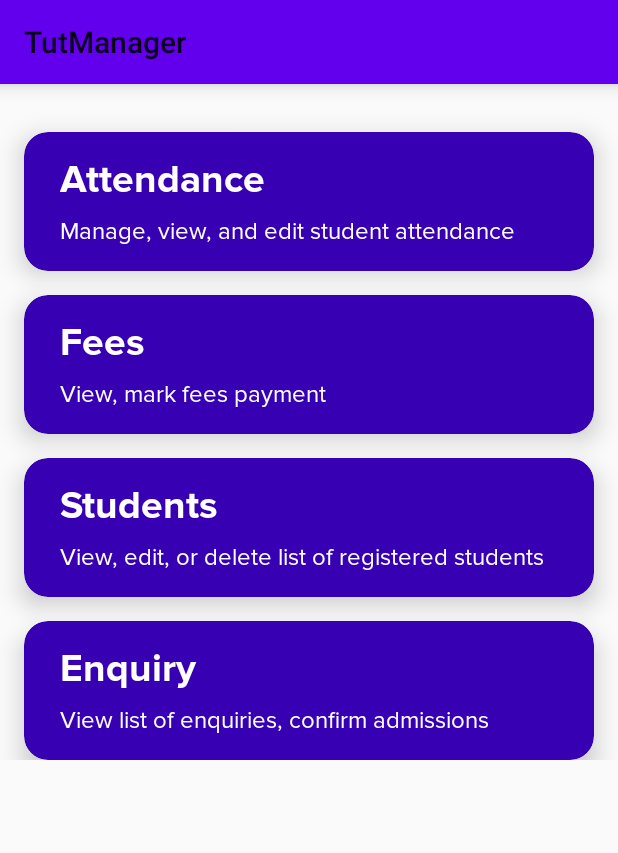
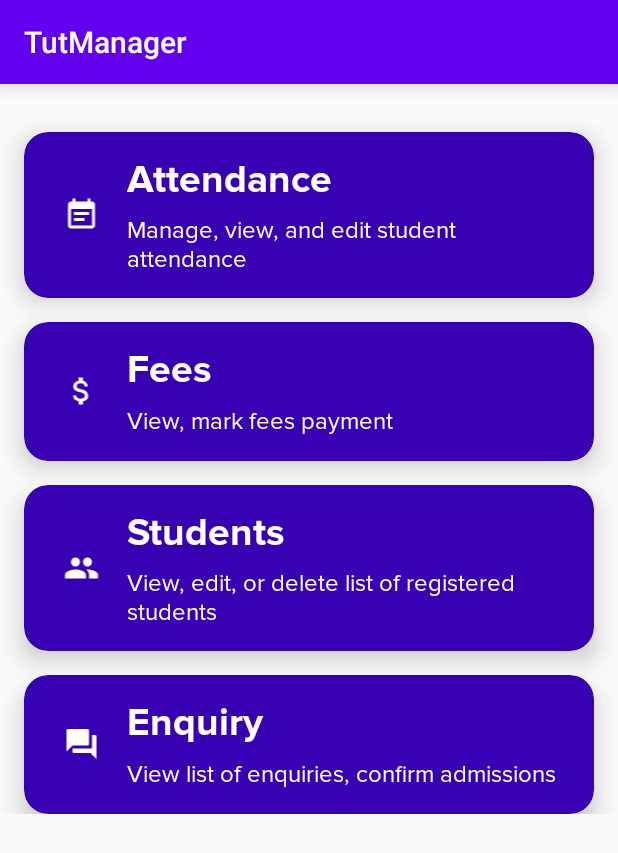
Before and after one commit to ManthanLaad/TutManager, an Android app: the screen it shows after launch (MainActivity), on a phone screen of 412 x 824 dp. Shown: the top 853 px of the screen. Run offline under Robolectric (Android 15) with nearby library versions, the phone set to English and light mode, and no system bars.

Commit message:
added icons on main layout

```diff
--- a/app/src/main/java/com/schari/tutmanager/EnquiryActivity.java
+++ b/app/src/main/java/com/schari/tutmanager/EnquiryActivity.java
@@ -1,6 +1,7 @@
 package com.schari.tutmanager;
 
 import androidx.appcompat.app.AppCompatActivity;
+import androidx.appcompat.widget.Toolbar;
 
 import android.os.Bundle;
 
@@ -10,5 +11,11 @@ public class EnquiryActivity extends AppCompatActivity {
     protected void onCreate(Bundle savedInstanceState) {
         super.onCreate(savedInstanceState);
         setContentView(R.layout.activity_enquiry);
+
+        Toolbar toolbar = findViewById(R.id.enquiry_toolbar);
+        setSupportActionBar(toolbar);
+        if (getSupportActionBar() != null) {
+            getSupportActionBar().setTitle("Enquiry");
+        }
     }
 }
--- /dev/null
+++ b/app/src/main/res/drawable/attendance_icon.xml
@@ -0,0 +1,5 @@
+<vector android:height="24dp" android:tint="#FFFFFF"
+    android:viewportHeight="24" android:viewportWidth="24"
+    android:width="24dp" xmlns:android="http://schemas.android.com/apk/res/android">
+    <path android:fillColor="@android:color/white" android:pathData="M17,10L7,10v2h10v-2zM19,3h-1L18,1h-2v2L8,3L8,1L6,1v2L5,3c-1.11,0 -1.99,0.9 -1.99,2L3,19c0,1.1 0.89,2 2,2h14c1.1,0 2,-0.9 2,-2L21,5c0,-1.1 -0.9,-2 -2,-2zM19,19L5,19L5,8h14v11zM14,14L7,14v2h7v-2z"/>
+</vector>
--- /dev/null
+++ b/app/src/main/res/drawable/enquiry_icon.xml
@@ -0,0 +1,5 @@
+<vector android:height="24dp" android:tint="#FFFFFF"
+    android:viewportHeight="24" android:viewportWidth="24"
+    android:width="24dp" xmlns:android="http://schemas.android.com/apk/res/android">
+    <path android:fillColor="@android:color/white" android:pathData="M21,6h-2v9L6,15v2c0,0.55 0.45,1 1,1h11l4,4L22,7c0,-0.55 -0.45,-1 -1,-1zM17,12L17,3c0,-0.55 -0.45,-1 -1,-1L3,2c-0.55,0 -1,0.45 -1,1v14l4,-4h10c0.55,0 1,-0.45 1,-1z"/>
+</vector>
--- /dev/null
+++ b/app/src/main/res/drawable/fees_icon.xml
@@ -0,0 +1,5 @@
+<vector android:height="24dp" android:tint="#FFFFFF"
+    android:viewportHeight="24" android:viewportWidth="24"
+    android:width="24dp" xmlns:android="http://schemas.android.com/apk/res/android">
+    <path android:fillColor="@android:color/white" android:pathData="M11.8,10.9c-2.27,-0.59 -3,-1.2 -3,-2.15 0,-1.09 1.01,-1.85 2.7,-1.85 1.78,0 2.44,0.85 2.5,2.1h2.21c-0.07,-1.72 -1.12,-3.3 -3.21,-3.81V3h-3v2.16c-1.94,0.42 -3.5,1.68 -3.5,3.61 0,2.31 1.91,3.46 4.7,4.13 2.5,0.6 3,1.48 3,2.41 0,0.69 -0.49,1.79 -2.7,1.79 -2.06,0 -2.87,-0.92 -2.98,-2.1h-2.2c0.12,2.19 1.76,3.42 3.68,3.83V21h3v-2.15c1.95,-0.37 3.5,-1.5 3.5,-3.55 0,-2.84 -2.43,-3.81 -4.7,-4.4z"/>
+</vector>
--- /dev/null
+++ b/app/src/main/res/drawable/studens_icon.xml
@@ -0,0 +1,5 @@
+<vector android:height="24dp" android:tint="#FFFFFF"
+    android:viewportHeight="24" android:viewportWidth="24"
+    android:width="24dp" xmlns:android="http://schemas.android.com/apk/res/android">
+    <path android:fillColor="@android:color/white" android:pathData="M16,11c1.66,0 2.99,-1.34 2.99,-3S17.66,5 16,5c-1.66,0 -3,1.34 -3,3s1.34,3 3,3zM8,11c1.66,0 2.99,-1.34 2.99,-3S9.66,5 8,5C6.34,5 5,6.34 5,8s1.34,3 3,3zM8,13c-2.33,0 -7,1.17 -7,3.5L1,19h14v-2.5c0,-2.33 -4.67,-3.5 -7,-3.5zM16,13c-0.29,0 -0.62,0.02 -0.97,0.05 1.16,0.84 1.97,1.97 1.97,3.45L17,19h6v-2.5c0,-2.33 -4.67,-3.5 -7,-3.5z"/>
+</vector>
--- a/app/src/main/res/layout/activity_enquiry.xml
+++ b/app/src/main/res/layout/activity_enquiry.xml
@@ -6,4 +6,26 @@
     android:layout_height="match_parent"
     tools:context=".EnquiryActivity">
 
+    <include
+        android:id="@+id/enquiry_toolbar"
+        layout="@layout/toolbar"
+        app:layout_constraintEnd_toEndOf="parent"
+        app:layout_constraintStart_toStartOf="parent"
+        app:layout_constraintTop_toTopOf="parent" />
+
+    <TextView
+        android:id="@+id/no_enquiry_textview"
+        android:layout_width="wrap_content"
+        android:layout_height="wrap_content"
+        android:fontFamily="@font/pn_bold"
+        android:text="@string/no_enquiry_text"
+        android:textColor="@color/colorDarkGrey"
+        android:textSize="@dimen/text_medium"
+        android:visibility="invisible"
+        app:layout_constraintBottom_toBottomOf="parent"
+        app:layout_constraintEnd_toEndOf="parent"
+        app:layout_constraintHorizontal_bias="0.5"
+        app:layout_constraintStart_toStartOf="parent"
+        app:layout_constraintTop_toTopOf="parent" />
+
 </androidx.constraintlayout.widget.ConstraintLayout>
--- a/app/src/main/res/layout/activity_main.xml
+++ b/app/src/main/res/layout/activity_main.xml
@@ -9,7 +9,7 @@
 
     <include
         android:id="@+id/main_toolbar"
-        layout="@layout/toolbar"/>
+        layout="@layout/toolbar" />
 
     <androidx.core.widget.NestedScrollView
         android:layout_width="match_parent"
@@ -17,11 +17,11 @@
         android:fillViewport="true">
 
         <androidx.constraintlayout.widget.ConstraintLayout
-            android:paddingTop="@dimen/dimen16"
-            android:paddingBottom="@dimen/dimen16"
             android:layout_width="match_parent"
             android:layout_height="match_parent"
-            android:orientation="vertical">
+            android:orientation="vertical"
+            android:paddingTop="@dimen/dimen16"
+            android:paddingBottom="@dimen/dimen16">
 
             <androidx.cardview.widget.CardView
                 android:id="@+id/attendance_card"
@@ -46,6 +46,20 @@
                     android:layout_height="match_parent"
                     android:layout_marginStart="@dimen/dimen16"
                     android:layout_marginEnd="@dimen/dimen16"
+                    android:orientation="horizontal">
+
+                    <ImageView
+                        android:layout_width="0dp"
+                        android:layout_height="wrap_content"
+                        android:layout_gravity="center"
+                        android:layout_weight="1"
+                        android:src="@drawable/attendance_icon" />
+
+                    <LinearLayout
+                        android:layout_width="0dp"
+                        android:layout_height="wrap_content"
+                        android:layout_marginStart="@dimen/dimen16"
+                        android:layout_weight="10"
                         android:orientation="vertical">
 
                         <TextView
@@ -67,6 +81,9 @@
                             android:textColor="#fff"
                             android:textSize="@dimen/text_small" />
                     </LinearLayout>
+
+                </LinearLayout>
+
             </androidx.cardview.widget.CardView>
 
             <androidx.cardview.widget.CardView
@@ -92,6 +109,20 @@
                     android:layout_height="match_parent"
                     android:layout_marginStart="@dimen/dimen16"
                     android:layout_marginEnd="@dimen/dimen16"
+                    android:orientation="horizontal">
+
+                    <ImageView
+                        android:layout_width="0dp"
+                        android:layout_height="wrap_content"
+                        android:layout_gravity="center"
+                        android:layout_weight="1"
+                        android:src="@drawable/fees_icon" />
+
+                    <LinearLayout
+                        android:layout_width="0dp"
+                        android:layout_height="wrap_content"
+                        android:layout_marginStart="@dimen/dimen16"
+                        android:layout_weight="10"
                         android:orientation="vertical">
 
                         <TextView
@@ -110,6 +141,8 @@
                             android:text="@string/fees_info"
                             android:textColor="#fff"
                             android:textSize="@dimen/text_small" />
+
+                    </LinearLayout>
 
                 </LinearLayout>
 
@@ -133,11 +166,26 @@
                 app:layout_constraintStart_toStartOf="parent"
                 app:layout_constraintTop_toBottomOf="@+id/fees_card">
 
+
                 <LinearLayout
                     android:layout_width="match_parent"
                     android:layout_height="match_parent"
                     android:layout_marginStart="@dimen/dimen16"
                     android:layout_marginEnd="@dimen/dimen16"
+                    android:orientation="horizontal">
+
+                    <ImageView
+                        android:layout_width="0dp"
+                        android:layout_height="wrap_content"
+                        android:layout_gravity="center"
+                        android:layout_weight="1"
+                        android:src="@drawable/studens_icon" />
+
+                    <LinearLayout
+                        android:layout_width="0dp"
+                        android:layout_height="wrap_content"
+                        android:layout_marginStart="@dimen/dimen16"
+                        android:layout_weight="10"
                         android:orientation="vertical">
 
                         <TextView
@@ -156,6 +204,8 @@
                             android:text="@string/student_info"
                             android:textColor="#fff"
                             android:textSize="@dimen/text_small" />
+
+                    </LinearLayout>
 
                 </LinearLayout>
 
@@ -184,6 +234,20 @@
                     android:layout_height="match_parent"
                     android:layout_marginStart="@dimen/dimen16"
                     android:layout_marginEnd="@dimen/dimen16"
+                    android:orientation="horizontal">
+
+                    <ImageView
+                        android:layout_width="0dp"
+                        android:layout_height="wrap_content"
+                        android:layout_gravity="center"
+                        android:layout_weight="1"
+                        android:src="@drawable/enquiry_icon" />
+
+                    <LinearLayout
+                        android:layout_width="0dp"
+                        android:layout_height="wrap_content"
+                        android:layout_marginStart="@dimen/dimen16"
+                        android:layout_weight="10"
                         android:orientation="vertical">
 
                         <TextView
@@ -205,6 +269,8 @@
 
                     </LinearLayout>
 
+                </LinearLayout>
+
             </androidx.cardview.widget.CardView>
 
         </androidx.constraintlayout.widget.ConstraintLayout>
--- a/app/src/main/res/layout/toolbar.xml
+++ b/app/src/main/res/layout/toolbar.xml
@@ -4,5 +4,6 @@
     android:layout_width="match_parent"
     android:layout_height="?actionBarSize"
     android:background="@color/colorPrimary"
+    android:theme="@style/ThemeOverlay.AppCompat.Dark.ActionBar"
     android:fitsSystemWindows="true"
     android:elevation="8dp"/>
--- a/app/src/main/res/values/colors.xml
+++ b/app/src/main/res/values/colors.xml
@@ -3,4 +3,9 @@
     <color name="colorPrimary">#6200EE</color>
     <color name="colorPrimaryDark">#3700B3</color>
     <color name="colorAccent">#03DAC5</color>
+    <color name="colorWhite">#fff</color>
+    <color name="colorBlack">#000</color>
+    <color name="colorLightGrey">#dddddd</color>
+    <color name="colorDarkGrey">#959494</color>
+    <color name="colorTransparent">@android:color/transparent</color>
 </resources>
--- a/app/src/main/res/values/strings.xml
+++ b/app/src/main/res/values/strings.xml
@@ -8,4 +8,8 @@
     <string name="student_info">View, edit, or delete list of registered students</string>
     <string name="fees_info">View, mark fees payment</string>
     <string name="enquiry_info">View list of enquiries, confirm admissions</string>
+    <string name="no_enquiry_text">No enquiries yet</string>
+    <string name="no_student_text">No confirmed students yet</string>
+    <string name="no_attendance_text">No attendance details yet</string>
+    <string name="no_fee_text">No fee details yet</string>
 </resources>
```
Lines whose indentation alone changed are shown as unchanged.
